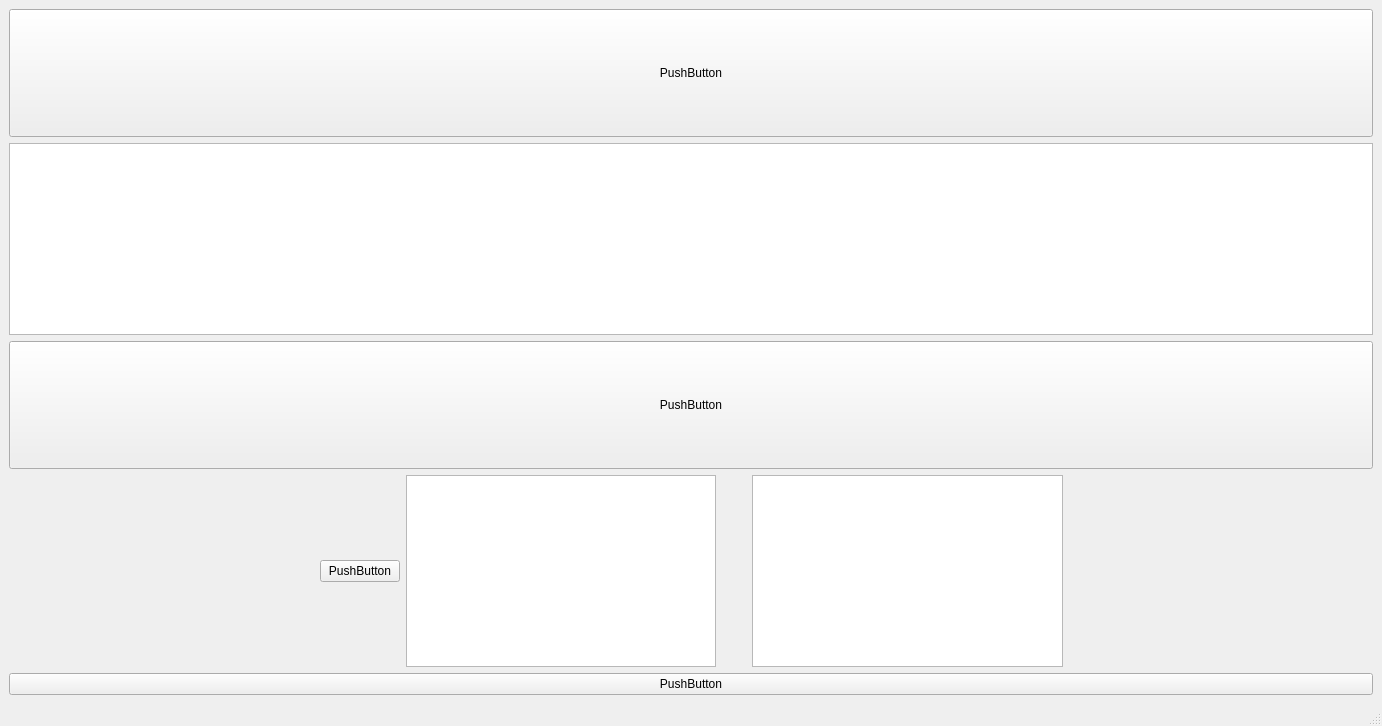
Qt form CanCommunicateLinuxVersion/UI/SendWindowMan.ui (serarandal/CANCommunicate) before a commit.
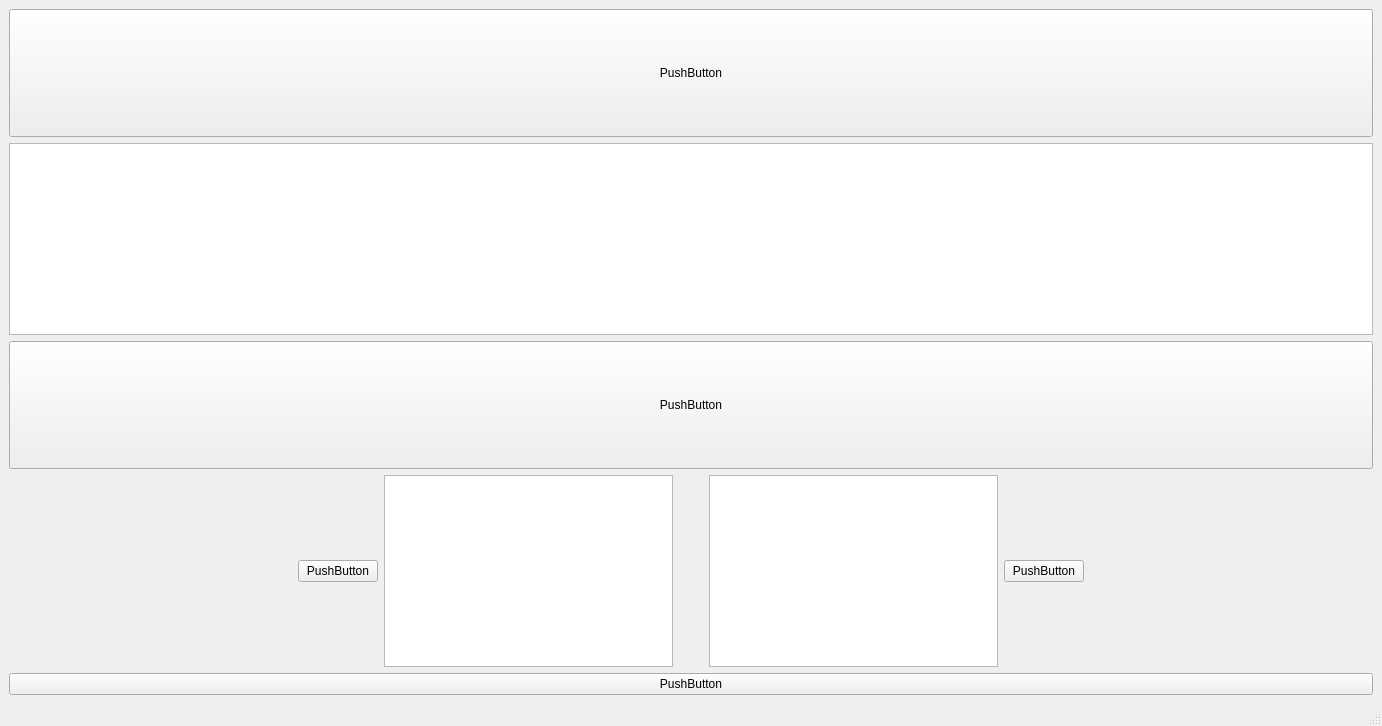
The same form after that commit.

Commit message: Added new window and methods to be able to save man made messages to the system.

```diff
--- a/CanCommunicateLinuxVersion/UI/SendWindowMan.ui
+++ b/CanCommunicateLinuxVersion/UI/SendWindowMan.ui
@@ -52,10 +52,7 @@
       <property name="topMargin">
        <number>0</number>
       </property>
-      <item row="0" column="4">
-       <widget class="QPlainTextEdit" name="plainTextEdit_2"/>
-      </item>
-      <item row="0" column="5">
+      <item row="1" column="6">
        <spacer name="horizontalSpacer">
         <property name="orientation">
          <enum>Qt::Horizontal</enum>
@@ -68,14 +65,30 @@
         </property>
        </spacer>
       </item>
-      <item row="0" column="1">
+      <item row="1" column="1">
        <widget class="QPushButton" name="pushButton_2">
         <property name="text">
          <string>PushButton</string>
         </property>
        </widget>
       </item>
-      <item row="0" column="3">
+      <item row="1" column="0">
+       <spacer name="horizontalSpacer_3">
+        <property name="orientation">
+         <enum>Qt::Horizontal</enum>
+        </property>
+        <property name="sizeHint" stdset="0">
+         <size>
+          <width>40</width>
+          <height>20</height>
+         </size>
+        </property>
+       </spacer>
+      </item>
+      <item row="1" column="4">
+       <widget class="QPlainTextEdit" name="plainTextEdit_2"/>
+      </item>
+      <item row="1" column="3">
        <spacer name="horizontalSpacer_2">
         <property name="orientation">
          <enum>Qt::Horizontal</enum>
@@ -91,7 +104,7 @@
         </property>
        </spacer>
       </item>
-      <item row="0" column="2">
+      <item row="1" column="2">
        <widget class="QPlainTextEdit" name="plainTextEdit">
         <property name="sizePolicy">
          <sizepolicy hsizetype="MinimumExpanding" vsizetype="MinimumExpanding">
@@ -107,18 +120,12 @@
         </property>
        </widget>
       </item>
-      <item row="0" column="0">
-       <spacer name="horizontalSpacer_3">
-        <property name="orientation">
-         <enum>Qt::Horizontal</enum>
+      <item row="1" column="5">
+       <widget class="QPushButton" name="pushButton_5">
+        <property name="text">
+         <string>PushButton</string>
         </property>
-        <property name="sizeHint" stdset="0">
-         <size>
-          <width>40</width>
-          <height>20</height>
-         </size>
-        </property>
-       </spacer>
+       </widget>
       </item>
      </layout>
     </item>
```
The commit also changes 3 other files.
